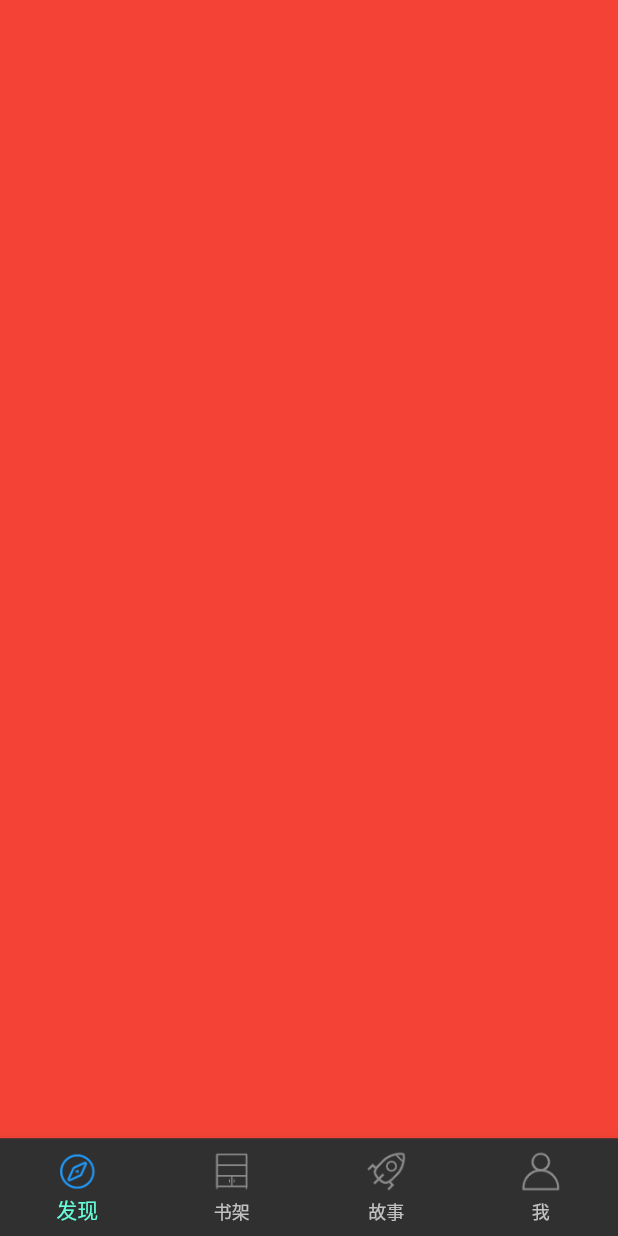
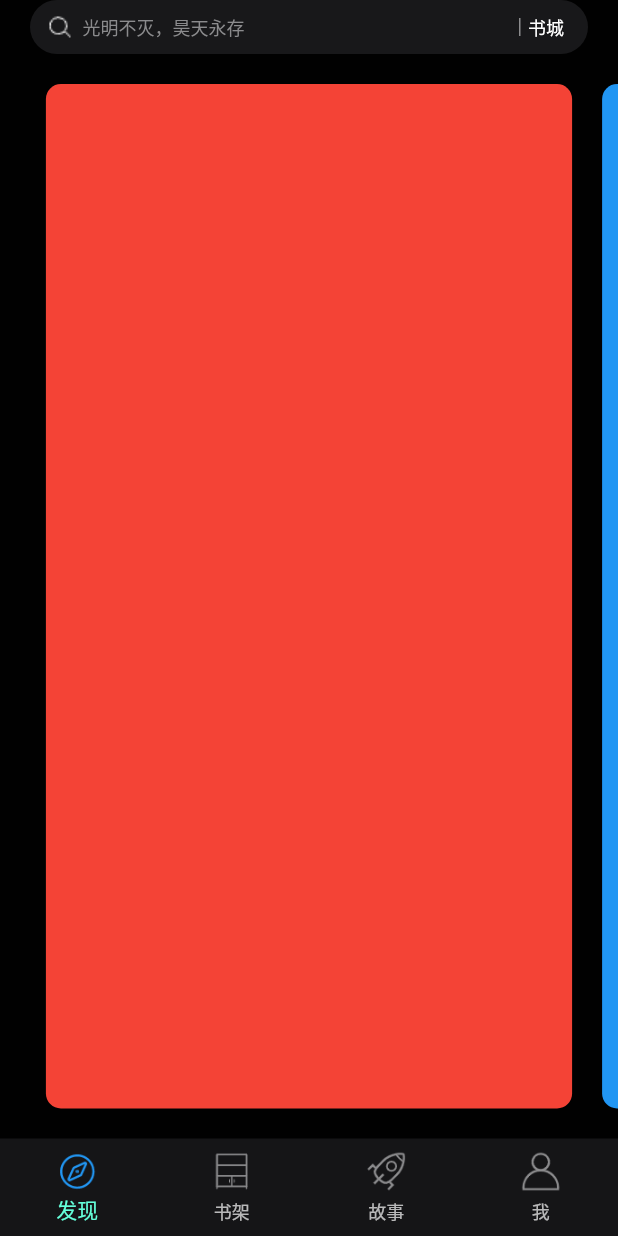
Before and after one commit to lxqljc/flutter_wx_read_app, a Flutter app: the screen it shows after launch, on a phone screen of 412 x 824 dp. Run offline on Flutter 3.47's test engine with Material 2 defaults, Android fonts, the phone set to English and light mode, and no system bars.

Commit message:
1.抽取颜色工具类 2.添加search搜索框控件。 3.添加发现页布局。

```diff
--- /dev/null
+++ b/lib/common/common_color.dart
@@ -0,0 +1,12 @@
+import 'dart:ui';
+
+/// User: luoxiaoquan
+/// Date: 2020-01-11
+/// description: 颜色类
+class CommonColor {
+  static const Color color18181a = Color(0xff18181a);
+  static const Color color151517 = Color(0xff151517);
+  static const Color color8b8b8d = Color(0xff8b8b8d);
+
+  static const Color color01 = Color(0xff010101);
+}
--- a/lib/home_page.dart
+++ b/lib/home_page.dart
@@ -1,5 +1,6 @@
 import 'package:flutter/cupertino.dart';
 import 'package:flutter/material.dart';
+import 'package:wx_read_app/common/common_color.dart';
 import 'package:wx_read_app/page/book_page.dart';
 import 'package:wx_read_app/page/discover_page.dart';
 import 'package:wx_read_app/page/mine_page.dart';
@@ -29,8 +30,9 @@ class _MyHomePageState extends State<HomePage> {
   @override
   Widget build(BuildContext context) {
     return Scaffold(
+        backgroundColor: CommonColor.color01,
         bottomNavigationBar: BottomNavigationBar(
-          // backgroundColor: Colors.red,
+          backgroundColor: CommonColor.color151517,
           type: BottomNavigationBarType.fixed,
           items: <BottomNavigationBarItem>[
             BottomNavigationBarItem(icon: _getIcon(0), title: _getIconText(0)),
@@ -72,7 +74,7 @@ class _MyHomePageState extends State<HomePage> {
     }
     //当前iconText是否被选中
     bool isActive = (position == _tabIndex);
-    Color color = isActive ? Colors.blue : Color(0xff8b8b8d);
+    Color color = isActive ? Colors.blue : CommonColor.color8b8b8d;
     return Text(
       name,
       style: TextStyle(fontSize: 14, color: color),
@@ -102,7 +104,7 @@ class _MyHomePageState extends State<HomePage> {
     }
     //当前icon是否被选中
     bool isActive = (position == _tabIndex);
-    Color color = isActive ? Colors.blue : Color(0xff8b8b8d);
+    Color color = isActive ? Colors.blue : CommonColor.color8b8b8d;
     return Image.asset(
       name,
       width: 30.0,
--- a/lib/page/discover_page.dart
+++ b/lib/page/discover_page.dart
@@ -1,5 +1,5 @@
-
 import 'package:flutter/material.dart';
+import 'package:wx_read_app/widget/search_widget.dart';
 
 /// User: luoxiaoquan
 /// Date: 2020-01-11
@@ -12,6 +12,29 @@ class DiscoverPage extends StatefulWidget {
 class _DiscoverPageState extends State<DiscoverPage> {
   @override
   Widget build(BuildContext context) {
-    return Container(color: Colors.red,);
+    return SafeArea(
+      child: Column(
+        children: <Widget>[
+          SearchWidget(
+            leftText: '光明不灭，昊天永存',
+            rightText: '书城',
+            margin: EdgeInsets.symmetric(horizontal: 20),
+          ),
+          Expanded(
+            child: PageView.builder(
+                itemCount: 20,
+                controller: PageController(viewportFraction: 0.9),
+                itemBuilder: (context, index) {
+                  return Container(
+                      margin: EdgeInsets.only(left: 10, right: 10,top: 20,bottom: 20),
+                      decoration: BoxDecoration(
+                        borderRadius: BorderRadius.circular(10),
+                        color: index % 2 == 0 ? Colors.red : Colors.blue,
+                      ));
+                }),
+          )
+        ],
+      ),
+    );
   }
 }
--- /dev/null
+++ b/lib/widget/search_widget.dart
@@ -0,0 +1,100 @@
+import 'package:flutter/material.dart';
+import 'package:wx_read_app/common/common_color.dart';
+
+/// User: luoxiaoquan
+/// Date: 2020-01-11
+/// description: 搜索框
+class SearchWidget extends StatelessWidget {
+  ///圆角
+  final BorderRadiusGeometry borderRadius;
+
+  ///搜索框提示文字
+  final String leftText;
+
+  ///左边点击回调
+  final Function leftCallback;
+
+  ///搜索框右边文字
+  final String rightText;
+
+  ///右边点击回调
+  final Function rightCallback;
+
+  ///搜素框高度
+  final double height;
+
+  final EdgeInsetsGeometry margin;
+
+  const SearchWidget(
+      {Key key,
+      this.borderRadius,
+      this.leftText = '',
+      this.height = 36,
+      this.rightText = '',
+      this.leftCallback,
+      this.margin = const EdgeInsets.all(0),
+      this.rightCallback})
+      : super(key: key);
+
+  @override
+  Widget build(BuildContext context) {
+    return Container(
+      height: height,
+      margin: margin,
+      child: Row(
+        children: <Widget>[
+          Expanded(
+            child: GestureDetector(
+              onTap: leftCallback,
+              child: Row(
+                children: <Widget>[
+                  Padding(
+                    padding: EdgeInsets.symmetric(horizontal: 5),
+                  ),
+                  Image.asset(
+                    'images/icon_search.png',
+                    width: 20,
+                    height: 20,
+                  ),
+                  Padding(
+                    padding: EdgeInsets.symmetric(horizontal: 2.5),
+                  ),
+                  Text(
+                    leftText,
+                    style:
+                        TextStyle(fontSize: 12, color: CommonColor.color8b8b8d),
+                  )
+                ],
+              ),
+            ),
+          ),
+          GestureDetector(
+            onTap: rightCallback,
+            child: Row(
+              children: <Widget>[
+                Container(
+                  height: 12,
+                  width: 1,
+                  color: CommonColor.color8b8b8d,
+                ),
+                Padding(
+                  padding: EdgeInsets.symmetric(horizontal: 2.5),
+                ),
+                Text(
+                  rightText,
+                  style: TextStyle(fontSize: 12, color: Colors.white),
+                ),
+                Padding(
+                  padding: EdgeInsets.symmetric(horizontal: 8),
+                )
+              ],
+            ),
+          )
+        ],
+      ),
+      decoration: BoxDecoration(
+          color: CommonColor.color18181a,
+          borderRadius: borderRadius ?? BorderRadius.circular(20)),
+    );
+  }
+}
```
Also changed, not shown: images/icon_search.png (added).
